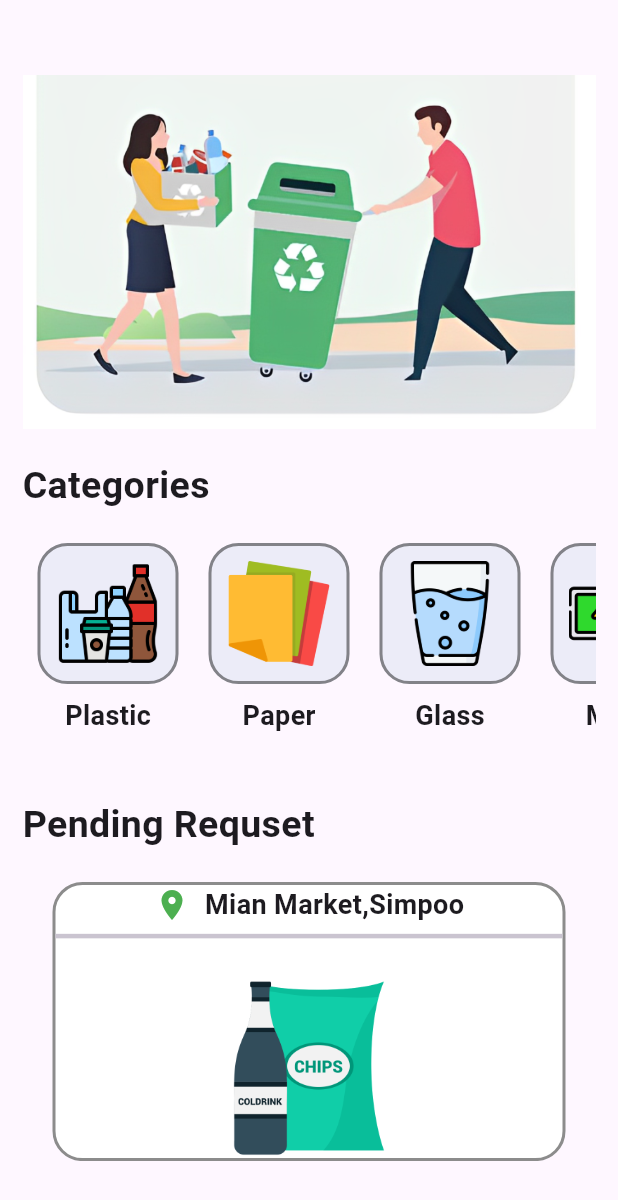
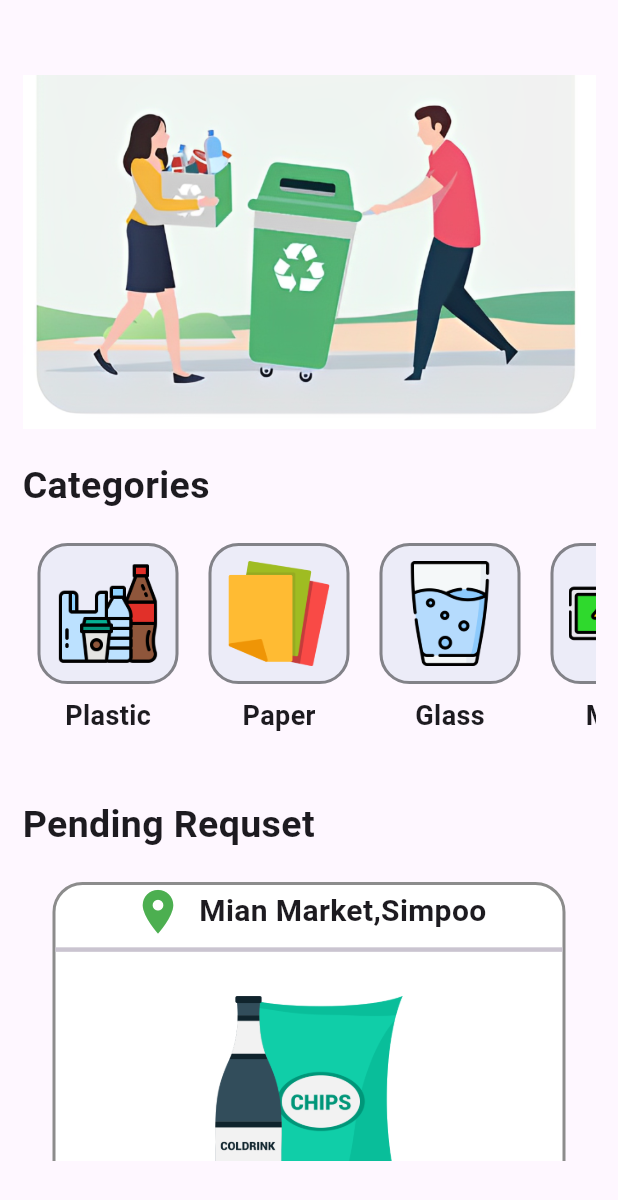
Before and after one commit to AhmedYasserTaha/recycle-app, a Flutter app: the HomePage screen opened directly, scrolled down 263 dp, on a phone screen of 412 x 824 dp. Shown: the top 1200 px of the screen. Run offline on Flutter 3.47's test engine with Material 3 defaults, Android fonts, the phone set to English and light mode, and no system bars.

Commit message:
home page done soon

```diff
--- a/lib/core/service/style.dart
+++ b/lib/core/service/style.dart
@@ -7,6 +7,10 @@ abstract class Styles {
   );
   static const textStyle25 = TextStyle(
     fontSize: 25,
+    fontWeight: FontWeight.w600,
+  );
+  static const textStyle20 = TextStyle(
+    fontSize: 20,
     fontWeight: FontWeight.w600,
   );
   static const textStyle18 = TextStyle(
--- a/lib/features/home/home_page.dart
+++ b/lib/features/home/home_page.dart
@@ -1,67 +1,11 @@
 import 'package:flutter/material.dart';
-import 'package:recycle_app/core/service/style.dart';
-import 'package:recycle_app/features/home/widget/app_bar_profile.dart';
-import 'package:recycle_app/features/home/widget/list_view_categories.dart';
+import 'package:recycle_app/features/home/widget/home_page_body.dart';
 
 class HomePage extends StatelessWidget {
   const HomePage({super.key});
 
   @override
   Widget build(BuildContext context) {
-    return Scaffold(
-      body: Padding(
-        padding: const EdgeInsets.symmetric(vertical: 50, horizontal: 15),
-        child: SingleChildScrollView(
-          child: Column(
-            crossAxisAlignment: CrossAxisAlignment.start,
-            children: [
-              const AppBarPrfiole(),
-              const SizedBox(height: 30),
-              Center(child: Image.asset("assets/images/home.png")),
-              const SizedBox(height: 20),
-              const Text("Categories", style: Styles.textStyle25),
-              const SizedBox(height: 20),
-              const ListViewCategoreis(),
-              const SizedBox(height: 20),
-              const Text("Pending Requset", style: Styles.textStyle25),
-              const SizedBox(height: 20),
-              Container(
-                margin: EdgeInsets.symmetric(horizontal: 20),
-                width: double.infinity,
-                decoration: BoxDecoration(
-                  color: Colors.white,
-                  border: Border.all(color: Colors.black45, width: 2),
-                  borderRadius: BorderRadius.circular(20),
-                ),
-                child: Column(
-                  children: [
-                    Row(
-                      mainAxisAlignment: MainAxisAlignment.center,
-                      children: [
-                        Icon(Icons.location_on, color: Colors.green),
-                        const SizedBox(width: 10),
-                        const Text(
-                          "Mian Market,Simpoo",
-                          style: Styles.textStyle18,
-                        ),
-                      ],
-                    ),
-                    const Divider(thickness: 3),
-                    const SizedBox(height: 20),
-
-                    Image.asset(
-                      'assets/images/chips.png',
-                      height: 120,
-                      width: 120,
-                      fit: BoxFit.fill,
-                    ),
-                  ],
-                ),
-              ),
-            ],
-          ),
-        ),
-      ),
-    );
+    return Scaffold(body: HomePageBody());
   }
 }
--- /dev/null
+++ b/lib/features/home/widget/home_page_body.dart
@@ -0,0 +1,34 @@
+import 'package:flutter/material.dart';
+import 'package:recycle_app/core/service/style.dart';
+import 'package:recycle_app/features/home/widget/app_bar_profile.dart';
+import 'package:recycle_app/features/home/widget/list_view_categories.dart';
+import 'package:recycle_app/features/home/widget/pending_requset_widget.dart';
+
+class HomePageBody extends StatelessWidget {
+  const HomePageBody({super.key});
+
+  @override
+  Widget build(BuildContext context) {
+    return Padding(
+      padding: const EdgeInsets.symmetric(vertical: 50, horizontal: 15),
+      child: SingleChildScrollView(
+        child: Column(
+          crossAxisAlignment: CrossAxisAlignment.start,
+          children: [
+            const AppBarPrfiole(),
+            const SizedBox(height: 30),
+            Center(child: Image.asset("assets/images/home.png")),
+            const SizedBox(height: 20),
+            const Text("Categories", style: Styles.textStyle25),
+            const SizedBox(height: 20),
+            const ListViewCategoreis(),
+            const SizedBox(height: 20),
+            const Text("Pending Requset", style: Styles.textStyle25),
+            const SizedBox(height: 20),
+            const PendingRequsetWidget(),
+          ],
+        ),
+      ),
+    );
+  }
+}
--- /dev/null
+++ b/lib/features/home/widget/pending_requset_widget.dart
@@ -0,0 +1,49 @@
+import 'package:flutter/material.dart';
+import 'package:recycle_app/core/service/style.dart';
+
+class PendingRequsetWidget extends StatelessWidget {
+  const PendingRequsetWidget({super.key});
+
+  @override
+  Widget build(BuildContext context) {
+    return Container(
+      margin: EdgeInsets.symmetric(horizontal: 20),
+      width: double.infinity,
+      decoration: BoxDecoration(
+        color: Colors.white,
+        border: Border.all(color: Colors.black45, width: 2),
+        borderRadius: BorderRadius.circular(20),
+      ),
+      child: Column(
+        children: [
+          Row(
+            mainAxisAlignment: MainAxisAlignment.center,
+            children: [
+              Icon(Icons.location_on, size: 35, color: Colors.green),
+              const SizedBox(width: 10),
+              const Text("Mian Market,Simpoo", style: Styles.textStyle20),
+            ],
+          ),
+          const Divider(thickness: 3),
+          const SizedBox(height: 20),
+
+          Image.asset(
+            'assets/images/chips.png',
+            height: 150,
+            width: 150,
+            fit: BoxFit.fill,
+          ),
+          Row(
+            mainAxisAlignment: MainAxisAlignment.center,
+            children: [
+              Icon(Icons.layers, size: 35, color: Colors.green),
+              const SizedBox(width: 10),
+
+              Text("3", style: Styles.textStyle25),
+            ],
+          ),
+        ],
+      ),
+    );
+  }
+}
```
